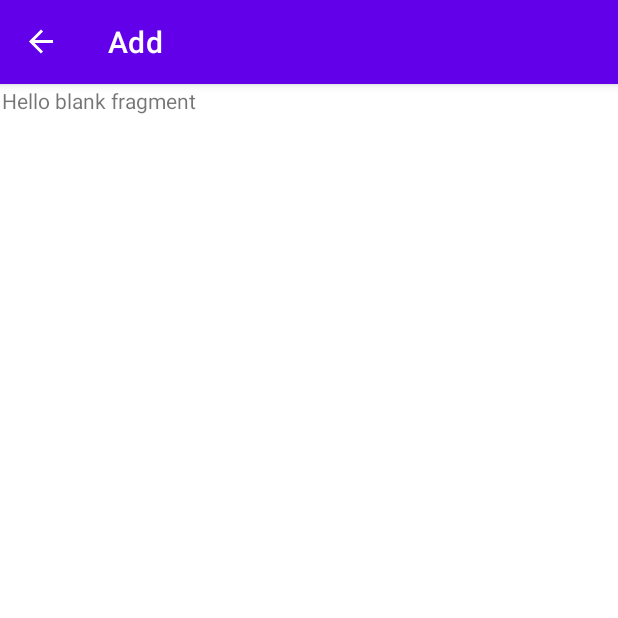
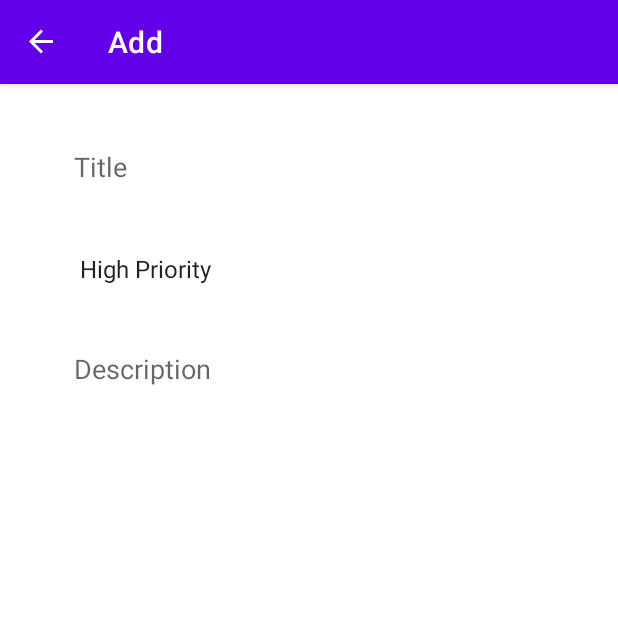
Before and after one commit to vinodmadhu97/Kotlin_todo_app, an Android app: the AddFragment screen opened through its navigation route, on a phone screen of 412 x 824 dp, the top half of it. Run offline under Robolectric (Android 15) with nearby library versions, the phone set to English and light mode, and no system bars; our stand-ins replace navigation-ui.

Commit message:
add todo fragement design is done

```diff
--- a/app/src/main/java/com/example/todo_app/MainActivity.kt
+++ b/app/src/main/java/com/example/todo_app/MainActivity.kt
@@ -17,8 +17,7 @@ class MainActivity : AppCompatActivity() {
         super.onCreate(savedInstanceState)
         setContentView(R.layout.activity_main)
 
-        val navHostFragment = supportFragmentManager
-            .findFragmentById(R.id.fragmentContainerView) as NavHostFragment
+        val navHostFragment = supportFragmentManager.findFragmentById(R.id.fragmentContainerView) as NavHostFragment
         navController = navHostFragment.navController
 
         setupActionBarWithNavController(navController)
--- a/app/src/main/res/layout/fragment_add.xml
+++ b/app/src/main/res/layout/fragment_add.xml
@@ -1,14 +1,58 @@
 <?xml version="1.0" encoding="utf-8"?>
-<FrameLayout xmlns:android="http://schemas.android.com/apk/res/android"
+<androidx.constraintlayout.widget.ConstraintLayout xmlns:android="http://schemas.android.com/apk/res/android"
+    xmlns:app="http://schemas.android.com/apk/res-auto"
     xmlns:tools="http://schemas.android.com/tools"
     android:layout_width="match_parent"
     android:layout_height="match_parent"
+    android:padding="24dp"
     tools:context=".fragments.add.AddFragment">
 
-    <!-- TODO: Update blank fragment layout -->
-    <TextView
-        android:layout_width="match_parent"
-        android:layout_height="match_parent"
-        android:text="@string/hello_blank_fragment" />
 
-</FrameLayout>
+    <EditText
+        android:id="@+id/title_et"
+        android:layout_width="0dp"
+        android:layout_height="60dp"
+        android:background="@android:color/transparent"
+        android:ems="10"
+        android:hint="@string/title"
+        android:inputType="textPersonName"
+        android:paddingStart="24dp"
+        android:paddingEnd="24dp"
+        app:layout_constraintEnd_toEndOf="parent"
+        app:layout_constraintHorizontal_bias="0.5"
+        app:layout_constraintStart_toStartOf="parent"
+        app:layout_constraintTop_toTopOf="parent" />
+
+    <Spinner
+        android:id="@+id/priorities_spinner"
+        android:layout_width="0dp"
+        android:layout_height="60dp"
+        android:layout_marginTop="8dp"
+        android:background="@android:color/transparent"
+        android:entries="@array/priorities"
+        android:paddingStart="20dp"
+        android:paddingEnd="20dp"
+        app:layout_constraintEnd_toEndOf="parent"
+        app:layout_constraintHorizontal_bias="0.5"
+        app:layout_constraintStart_toStartOf="parent"
+        app:layout_constraintTop_toBottomOf="@+id/title_et" />
+
+    <EditText
+        android:id="@+id/description_et"
+        android:layout_width="0dp"
+        android:layout_height="0dp"
+        android:layout_marginTop="8dp"
+        android:background="@android:color/transparent"
+        android:ems="10"
+        android:gravity="top|start"
+        android:hint="@string/description"
+        android:inputType="textMultiLine"
+        android:paddingStart="24dp"
+        android:paddingTop="16dp"
+        android:paddingEnd="24dp"
+        app:layout_constraintBottom_toBottomOf="parent"
+        app:layout_constraintEnd_toEndOf="parent"
+        app:layout_constraintHorizontal_bias="0.5"
+        app:layout_constraintStart_toStartOf="parent"
+        app:layout_constraintTop_toBottomOf="@+id/priorities_spinner" />
+</androidx.constraintlayout.widget.ConstraintLayout>
--- a/app/src/main/res/values/strings.xml
+++ b/app/src/main/res/values/strings.xml
@@ -2,4 +2,11 @@
     <string name="app_name">TODO-App</string>
     <!-- TODO: Remove or change this placeholder text -->
     <string name="hello_blank_fragment">Hello blank fragment</string>
+    <string name="title">Title</string>
+    <string name="description">Description</string>
+    <string-array name="priorities">
+        <item>High Priority</item>
+        <item>Medium Priority</item>
+        <item>Low Priority</item>
+    </string-array>
 </resources>
```
